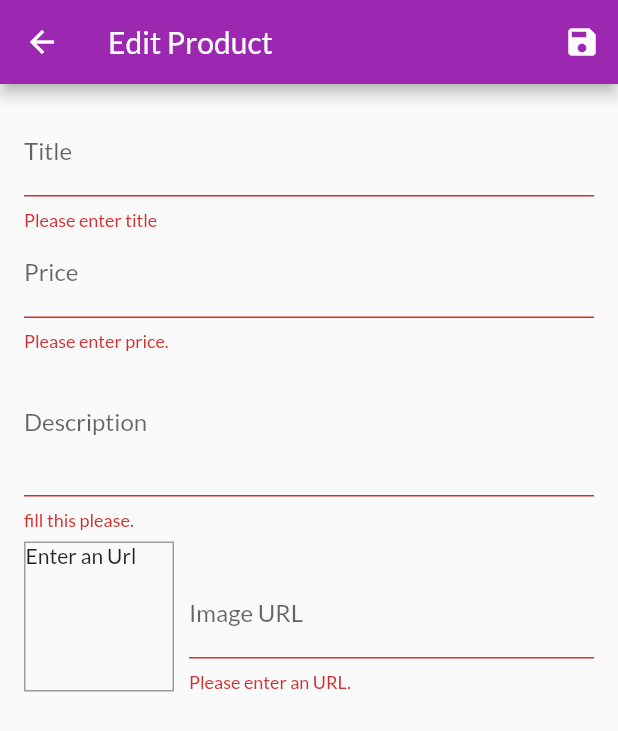
After one commit to MinhHieu2804/shop_app_flutter, a Flutter app: the EditProductsScreen screen opened by its route, after a tap on the "save" icon, on a phone screen of 412 x 824 dp. The commit adds this screen. Shown: the top 731 px of the screen. Run offline on Flutter 3.47's test engine with Material 2 defaults, Android fonts, the phone set to English and light mode, and no system bars; network calls fail.

Commit message:
basic function

```diff
--- a/lib/providers/products.dart
+++ b/lib/providers/products.dart
@@ -65,8 +65,29 @@ class Products with ChangeNotifier {
     return _items.firstWhere((prod) => prod.id == id);
   }
 
-  void addProduct() {
-    // _items.add(value);
+  void addProduct(Product product) {
+    final newProduct = Product(
+        title: product.title,
+        description: product.description,
+        price: product.price,
+        imageUrl: product.imageUrl,
+        id: DateTime.now().toString());
+    _items.add(newProduct);
+    notifyListeners();
+  }
+
+  void updateProduct(String pid, Product product) {
+    final productIndex = _items.indexWhere((element) => element.id == pid);
+    if (productIndex >= 0) {
+      _items[productIndex] = product;
+      notifyListeners();
+    } else {
+      print(',,,');
+    }
+  }
+
+  void deleteProduct(String id) {
+    _items.removeWhere((element) => element.id == id);
     notifyListeners();
   }
 }
--- /dev/null
+++ b/lib/screens/edit_products_screen.dart
@@ -0,0 +1,245 @@
+import 'package:flutter/material.dart';
+import 'package:flutter/services.dart';
+import 'package:flutter_complete_guide/providers/product.dart';
+import 'package:flutter_complete_guide/providers/products.dart';
+import 'package:flutter_complete_guide/widgets/app_drawer.dart';
+import 'package:provider/provider.dart';
+
+class EditProductsScreen extends StatefulWidget {
+  static const String routeName = '/edit-product';
+  @override
+  State<EditProductsScreen> createState() => _EditProductsScreenState();
+}
+
+class _EditProductsScreenState extends State<EditProductsScreen> {
+  final _priceFocusNode = FocusNode();
+  final _descriptionFocusNode = FocusNode();
+  final _imageUrlController = TextEditingController();
+  final _imageUrlFocusNode = FocusNode();
+  final _form = GlobalKey<FormState>();
+  var _editedProduct =
+      Product(id: null, title: '', description: '', price: 0, imageUrl: '');
+  var _isInit = true;
+  var _initValue = {
+    'title': '',
+    'price': '',
+    'description': '',
+    'imageUrl': ''
+  };
+
+  @override
+  void initState() {
+    _imageUrlFocusNode.addListener(_updateImageUrl);
+
+    super.initState();
+  }
+
+  @override
+  void didChangeDependencies() {
+    if (_isInit) {
+      final productId = ModalRoute.of(context).settings.arguments as String;
+      if (productId != null) {
+        _editedProduct = Provider.of<Products>(context).findById(productId);
+        print(productId + ' //' + _editedProduct.id);
+        _initValue = {
+          'title': _editedProduct.title,
+          'price': _editedProduct.price.toString(),
+          'description': _editedProduct.description,
+          'imageUrl': '',
+        };
+        _imageUrlController.text = _editedProduct.imageUrl;
+      }
+    }
+    _isInit = false;
+    super.didChangeDependencies();
+  }
+
+  void _updateImageUrl() {
+    if (!_imageUrlFocusNode.hasFocus) {
+      setState(() {});
+    }
+  }
+
+  @override
+  void dispose() {
+    _imageUrlFocusNode.removeListener(_updateImageUrl);
+    _priceFocusNode.dispose();
+    _descriptionFocusNode.dispose();
+    _imageUrlController.dispose();
+    _imageUrlFocusNode.dispose();
+    super.dispose();
+  }
+
+  void _saveForm() {
+    final isValid = _form.currentState.validate();
+    if (!isValid) {
+      return;
+    }
+    _form.currentState.save();
+    if (_editedProduct.id != null) {
+      Provider.of<Products>(context, listen: false)
+          .updateProduct(_editedProduct.id, _editedProduct);
+    } else {
+      Provider.of<Products>(context, listen: false).addProduct(_editedProduct);
+    }
+    Navigator.of(context).pop();
+  }
+
+  @override
+  Widget build(BuildContext context) {
+    return Scaffold(
+      appBar: AppBar(
+        title: Text('Edit Product'),
+        actions: [
+          IconButton(
+            icon: Icon(Icons.save),
+            onPressed: _saveForm,
+          )
+        ],
+      ),
+      body: Padding(
+        padding: const EdgeInsets.all(16.0),
+        child: Form(
+            key: _form,
+            child: ListView(
+              children: [
+                TextFormField(
+                  decoration: InputDecoration(labelText: 'Title'),
+                  textInputAction: TextInputAction.next,
+                  initialValue: _initValue['title'],
+                  onFieldSubmitted: (_) {
+                    FocusScope.of(context).requestFocus(_priceFocusNode);
+                  },
+                  validator: (value) {
+                    if (value.isEmpty) {
+                      return 'Please enter title';
+                    }
+                    return null;
+                  },
+                  onSaved: (value) {
+                    _editedProduct = Product(
+                      title: value,
+                      description: _editedProduct.description,
+                      price: _editedProduct.price,
+                      imageUrl: _editedProduct.imageUrl,
+                      isFavorite: _editedProduct.isFavorite,
+                      id: _editedProduct.id,
+                    );
+                  },
+                ),
+                TextFormField(
+                  decoration: InputDecoration(labelText: 'Price'),
+                  initialValue: _initValue['price'],
+                  textInputAction: TextInputAction.next,
+                  keyboardType: TextInputType.number,
+                  focusNode: _priceFocusNode,
+                  validator: (value) {
+                    if (value.isEmpty) {
+                      return 'Please enter price.';
+                    }
+                    if (double.parse(value) == null) {
+                      return 'Please enter a valid number.';
+                    }
+                    if (double.parse(value) <= 0) {
+                      return 'The value must be greater than zero.';
+                    }
+                    return null;
+                  },
+                  onFieldSubmitted: (_) {
+                    FocusScope.of(context).requestFocus(_descriptionFocusNode);
+                  },
+                  onSaved: (value) {
+                    _editedProduct = Product(
+                        isFavorite: _editedProduct.isFavorite,
+                        id: _editedProduct.id,
+                        title: _editedProduct.title,
+                        description: _editedProduct.description,
+                        price: double.parse(value),
+                        imageUrl: _editedProduct.imageUrl);
+                  },
+                ),
+                TextFormField(
+                  decoration: InputDecoration(labelText: 'Description'),
+                  maxLines: 3,
+                  textInputAction: TextInputAction.next,
+                  initialValue: _initValue['description'],
+                  keyboardType: TextInputType.multiline,
+                  focusNode: _descriptionFocusNode,
+                  validator: (value) {
+                    if (value.isEmpty) {
+                      return 'fill this please.';
+                    }
+                    if (value.length < 10) {
+                      return 'At least 10 characters.';
+                    }
+                    return null;
+                  },
+                  onSaved: (value) {
+                    _editedProduct = Product(
+                        isFavorite: _editedProduct.isFavorite,
+                        id: _editedProduct.id,
+                        title: _editedProduct.title,
+                        description: value,
+                        price: _editedProduct.price,
+                        imageUrl: _editedProduct.imageUrl);
+                  },
+                ),
+                Row(
+                  crossAxisAlignment: CrossAxisAlignment.end,
+                  children: [
+                    Container(
+                      height: 100,
+                      width: 100,
+                      margin: EdgeInsets.only(top: 8, right: 10),
+                      decoration: BoxDecoration(
+                          border: Border.all(width: 1, color: Colors.grey)),
+                      child: _imageUrlController.text.isEmpty
+                          ? Text('Enter an Url')
+                          : FittedBox(
+                              child: Image.network(
+                              _imageUrlController.text,
+                              fit: BoxFit.cover,
+                            )),
+                    ),
+                    Expanded(
+                      child: TextFormField(
+                        decoration: InputDecoration(labelText: 'Image URL'),
+                        keyboardType: TextInputType.url,
+                        textInputAction: TextInputAction.done,
+                        controller: _imageUrlController,
+                        focusNode: _imageUrlFocusNode,
+                        validator: (value) {
+                          if (value.isEmpty) {
+                            return 'Please enter an URL.';
+                          }
+                          if (!value.startsWith('http') &&
+                              !value.startsWith('https')) {
+                            return 'Please enter an valid URL.';
+                          }
+                          if (!value.endsWith('.png') &&
+                              !value.endsWith('.jpg') &&
+                              !value.endsWith('.jpeg')) {
+                            return 'Please enter an valid URL.';
+                          }
+                          return null;
+                        },
+                        onFieldSubmitted: (_) => {_saveForm()},
+                        onSaved: (value) {
+                          _editedProduct = Product(
+                              isFavorite: _editedProduct.isFavorite,
+                              id: _editedProduct.id,
+                              title: _editedProduct.title,
+                              description: _editedProduct.description,
+                              price: _editedProduct.price,
+                              imageUrl: value);
+                        },
+                      ),
+                    )
+                  ],
+                )
+              ],
+            )),
+      ),
+    );
+  }
+}
--- a/lib/widgets/app_drawer.dart
+++ b/lib/widgets/app_drawer.dart
@@ -1,5 +1,6 @@
 import 'package:flutter/material.dart';
 import 'package:flutter_complete_guide/screens/orders_screen.dart';
+import 'package:flutter_complete_guide/screens/user_products_screen.dart';
 
 class AppDrawer extends StatelessWidget {
   @override
@@ -27,6 +28,14 @@ class AppDrawer extends StatelessWidget {
                   .pushReplacementNamed(OrdersScreen.routeName);
             },
           ),
+          ListTile(
+            leading: Icon(Icons.edit),
+            title: Text('Manage Products'),
+            onTap: () {
+              Navigator.of(context)
+                  .pushReplacementNamed(UserProductsScreen.routeName);
+            },
+          ),
         ],
       ),
     );
```
Also changed, not shown: lib/main.dart (+7 -4 lines), lib/providers/cart.dart (+18 -0 lines), lib/screens/user_products_screen.dart (added, +41 -0 lines), lib/widgets/cart_item.dart (+20 -0 lines), lib/widgets/product_item.dart (+15 -3 lines), lib/widgets/user_product_item.dart (added, +40 -0 lines).
